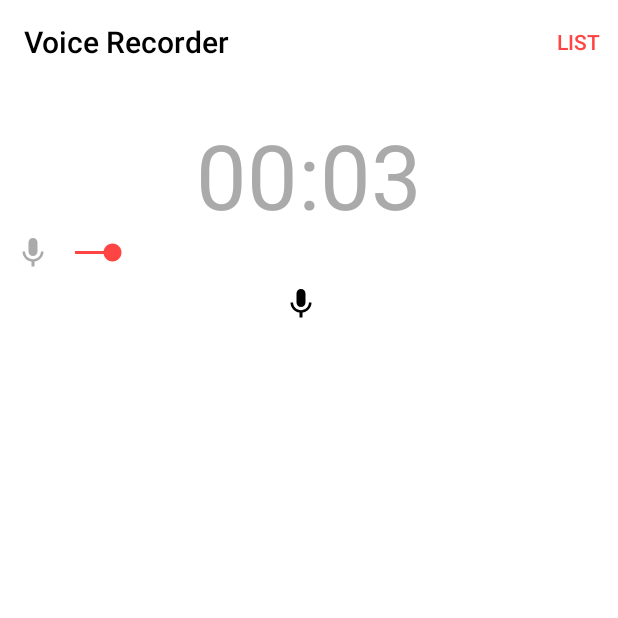
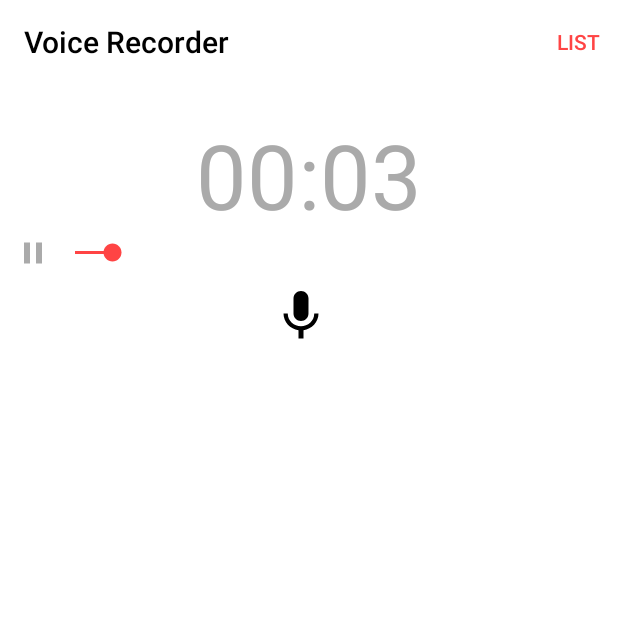
Before and after one commit to Krishnamandal44/AudioRecording, an Android app: the screen it shows after launch (MainActivity), after a tap on an icon or button, on a phone screen of 412 x 824 dp, the top half of it. Run offline under Robolectric (Android 15) with nearby library versions, the phone set to English and light mode, and no system bars; 3 other taps on this screen came first.

Commit message:
bug fix for image changes

```diff
--- a/app/src/main/java/com/example/krishna/audiorecording/MainActivity.java
+++ b/app/src/main/java/com/example/krishna/audiorecording/MainActivity.java
@@ -55,29 +55,6 @@ public class MainActivity extends AppCompatActivity implements View.OnClickListe
     }
 
 
-    @Override
-    public boolean onCreateOptionsMenu(Menu menu) {
-
-        MenuInflater inflater = getMenuInflater();
-        inflater.inflate(R.menu.list_menu,menu);
-        return true;
-    }
-
-    @Override
-    public boolean onOptionsItemSelected(MenuItem item) {
-
-        switch (item.getItemId()){
-            case R.id.item_list:
-                Intent intent = new Intent(this, RecordingListActivity.class);
-                intent.setFlags(Intent.FLAG_ACTIVITY_NEW_TASK);
-                startActivity(intent);
-                return true;
-            default:
-                return super.onOptionsItemSelected(item);
-
-        }
-
-    }
     private void initViews() {
 
         /** setting up the toolbar  **/
@@ -94,6 +71,7 @@ public class MainActivity extends AppCompatActivity implements View.OnClickListe
         imageViewPlay = (ImageView) findViewById(R.id.imageViewPlay);
         linearLayoutPlay = (LinearLayout) findViewById(R.id.linearLayoutPlay);
         seekBar = (SeekBar) findViewById(R.id.seekBar);
+
 
         imageViewRecord.setOnClickListener(this);
         imageViewStop.setOnClickListener(this);
@@ -146,9 +124,9 @@ public class MainActivity extends AppCompatActivity implements View.OnClickListe
 
     }
 
+
     @Override
     public void onClick(View view) {
-
         if( view == imageViewRecord ){
             prepareforRecording();
             startRecording();
@@ -166,6 +144,7 @@ public class MainActivity extends AppCompatActivity implements View.OnClickListe
         }
 
     }
+
     private void prepareforRecording() {
         TransitionManager.beginDelayedTransition(linearLayoutRecorder);
         imageViewRecord.setVisibility(View.GONE);
@@ -179,7 +158,7 @@ public class MainActivity extends AppCompatActivity implements View.OnClickListe
         mRecorder = new MediaRecorder();
         mRecorder.setAudioSource(MediaRecorder.AudioSource.MIC);
         mRecorder.setOutputFormat(MediaRecorder.OutputFormat.THREE_GPP);
-        /**In the lines below, we create a directory VoiceRecorderSimplifiedCoding/Audios in the phone storage
+        /**In the lines below, we create a directory named VoiceRecorderSimplifiedCoding/Audios in the phone storage
          * and the audios are being stored in the Audios folder **/
         File root = android.os.Environment.getExternalStorageDirectory();
         File file = new File(root.getAbsolutePath() + "/VoiceRecorderSimplifiedCoding/Audios");
@@ -187,8 +166,7 @@ public class MainActivity extends AppCompatActivity implements View.OnClickListe
             file.mkdirs();
         }
 
-        fileName =  root.getAbsolutePath() + "/VoiceRecorderSimplifiedCoding/Audios/" +
-                String.valueOf(System.currentTimeMillis() + ".mp3");
+        fileName =  root.getAbsolutePath() + "/VoiceRecorderSimplifiedCoding/Audios/" + String.valueOf(System.currentTimeMillis() + ".mp3");
         Log.d("filename",fileName);
         mRecorder.setOutputFile(fileName);
         mRecorder.setAudioEncoder(MediaRecorder.AudioEncoder.AMR_NB);
@@ -216,9 +194,10 @@ public class MainActivity extends AppCompatActivity implements View.OnClickListe
         }
         mPlayer = null;
         //showing the play button
-        imageViewPlay.setImageResource(R.drawable.ic_mic);
+        imageViewPlay.setImageResource(R.drawable.ic_play);
         chronometer.stop();
     }
+
 
     private void prepareforStop() {
         TransitionManager.beginDelayedTransition(linearLayoutRecorder);
@@ -245,8 +224,8 @@ public class MainActivity extends AppCompatActivity implements View.OnClickListe
 
     private void startPlaying() {
         mPlayer = new MediaPlayer();
+        Log.d("instartPlaying",fileName);
         try {
-//fileName is global string. it contains the Uri to the recently recorded audio.
             mPlayer.setDataSource(fileName);
             mPlayer.prepare();
             mPlayer.start();
@@ -254,7 +233,7 @@ public class MainActivity extends AppCompatActivity implements View.OnClickListe
             Log.e("LOG_TAG", "prepare() failed");
         }
         //making the imageview pause button
-        imageViewPlay.setImageResource(R.drawable.ic_mic);
+        imageViewPlay.setImageResource(R.drawable.ic_pause);
 
         seekBar.setProgress(lastProgress);
         mPlayer.seekTo(lastProgress);
@@ -266,7 +245,7 @@ public class MainActivity extends AppCompatActivity implements View.OnClickListe
         mPlayer.setOnCompletionListener(new MediaPlayer.OnCompletionListener() {
             @Override
             public void onCompletion(MediaPlayer mp) {
-                imageViewPlay.setImageResource(R.drawable.ic_mic);
+                imageViewPlay.setImageResource(R.drawable.ic_play);
                 isPlaying = false;
                 chronometer.stop();
             }
@@ -312,4 +291,31 @@ public class MainActivity extends AppCompatActivity implements View.OnClickListe
         }
         mHandler.postDelayed(runnable, 100);
     }
+
+    @Override
+    public boolean onCreateOptionsMenu(Menu menu) {
+
+        MenuInflater inflater = getMenuInflater();
+        inflater.inflate(R.menu.list_menu,menu);
+        return true;
+    }
+
+    @Override
+    public boolean onOptionsItemSelected(MenuItem item) {
+
+        switch (item.getItemId()){
+            case R.id.item_list:
+                Intent intent = new Intent(this, RecordingListActivity.class);
+                intent.setFlags(Intent.FLAG_ACTIVITY_NEW_TASK);
+                startActivity(intent);
+                return true;
+            default:
+                return super.onOptionsItemSelected(item);
+
+        }
+
+    }
+
+
+
 }
--- a/app/src/main/java/com/example/krishna/audiorecording/RecordingListActivity.java
+++ b/app/src/main/java/com/example/krishna/audiorecording/RecordingListActivity.java
@@ -46,6 +46,7 @@ public class RecordingListActivity extends AppCompatActivity {
         textViewNoRecordings = (TextView) findViewById(R.id.textViewNoRecordings);
 
     }
+
     private void fetchRecordings() {
 
         File root = android.os.Environment.getExternalStorageDirectory();
@@ -76,10 +77,12 @@ public class RecordingListActivity extends AppCompatActivity {
         }
 
     }
+
     private void setAdaptertoRecyclerView() {
         recordingAdapter = new RecordingAdapter(this,recordingArraylist);
         recyclerViewRecordings.setAdapter(recordingAdapter);
     }
+
     @Override
     public boolean onOptionsItemSelected(MenuItem item) {
 
--- a/app/src/main/res/drawable/ic_mic.xml
+++ b/app/src/main/res/drawable/ic_mic.xml
@@ -1,6 +1,6 @@
 <vector xmlns:android="http://schemas.android.com/apk/res/android"
-        android:width="24dp"
-        android:height="24dp"
+        android:width="40dp"
+        android:height="40dp"
         android:viewportWidth="24.0"
         android:viewportHeight="24.0">
     <path
--- /dev/null
+++ b/app/src/main/res/drawable/ic_pause.xml
@@ -0,0 +1,9 @@
+<vector xmlns:android="http://schemas.android.com/apk/res/android"
+        android:width="24dp"
+        android:height="24dp"
+        android:viewportWidth="24.0"
+        android:viewportHeight="24.0">
+    <path
+        android:fillColor="#FF000000"
+        android:pathData="M6,19h4L10,5L6,5v14zM14,5v14h4L18,5h-4z"/>
+</vector>
--- /dev/null
+++ b/app/src/main/res/drawable/ic_play.xml
@@ -0,0 +1,9 @@
+<vector xmlns:android="http://schemas.android.com/apk/res/android"
+        android:width="24dp"
+        android:height="24dp"
+        android:viewportWidth="24.0"
+        android:viewportHeight="24.0">
+    <path
+        android:fillColor="#FF000000"
+        android:pathData="M8,5v14l11,-7z"/>
+</vector>
--- /dev/null
+++ b/app/src/main/res/drawable/ic_stop.xml
@@ -0,0 +1,9 @@
+<vector xmlns:android="http://schemas.android.com/apk/res/android"
+        android:width="24dp"
+        android:height="24dp"
+        android:viewportWidth="24.0"
+        android:viewportHeight="24.0">
+    <path
+        android:fillColor="#FF000000"
+        android:pathData="M6,6h12v12H6z"/>
+</vector>
--- a/app/src/main/res/layout/activity_main.xml
+++ b/app/src/main/res/layout/activity_main.xml
@@ -5,6 +5,7 @@
     android:layout_height="match_parent"
     android:background="@android:color/white"
     tools:context=".MainActivity">
+
 
     <android.support.v7.widget.Toolbar
         android:id="@+id/toolbar"
@@ -44,7 +45,7 @@
                 android:id="@+id/imageViewPlay"
                 android:layout_width="wrap_content"
                 android:layout_height="wrap_content"
-                android:src="@android:drawable/ic_media_play"
+                android:src="@drawable/ic_play"
                 android:layout_gravity="center_vertical"
                 android:clickable="true"
                 android:tint="@android:color/darker_gray"
@@ -88,7 +89,7 @@
                 android:id="@+id/imageViewStop"
                 android:layout_width="42dp"
                 android:layout_height="42dp"
-                android:src="@android:drawable/ic_media_play"
+                android:src="@drawable/ic_stop"
                 android:tint="@android:color/darker_gray"
                 android:background="?android:attr/selectableItemBackground"
                 android:layout_gravity="center_vertical"
@@ -103,7 +104,4 @@
 
     </LinearLayout>
 
-
-
-
 </RelativeLayout>
--- a/app/src/main/res/layout/activity_recording_list.xml
+++ b/app/src/main/res/layout/activity_recording_list.xml
@@ -30,4 +30,5 @@
         />
 
 
+
 </RelativeLayout>
--- a/app/src/main/res/layout/recording_item_layout.xml
+++ b/app/src/main/res/layout/recording_item_layout.xml
@@ -7,12 +7,11 @@
     android:paddingBottom="10dp"
     android:paddingStart="10dp"
     android:paddingLeft="10dp">
-
     <ImageView
         android:id="@+id/imageViewPlay"
         android:layout_width="wrap_content"
         android:layout_height="wrap_content"
-        android:src="@drawable/ic_mic"
+        android:src="@drawable/ic_play"
         android:layout_gravity="center_vertical"
         android:clickable="true"
         android:tint="@android:color/darker_gray"
```
Also changed, not shown: app/src/main/java/com/example/krishna/audiorecording/RecordingAdapter.java (+23 -22 lines).
